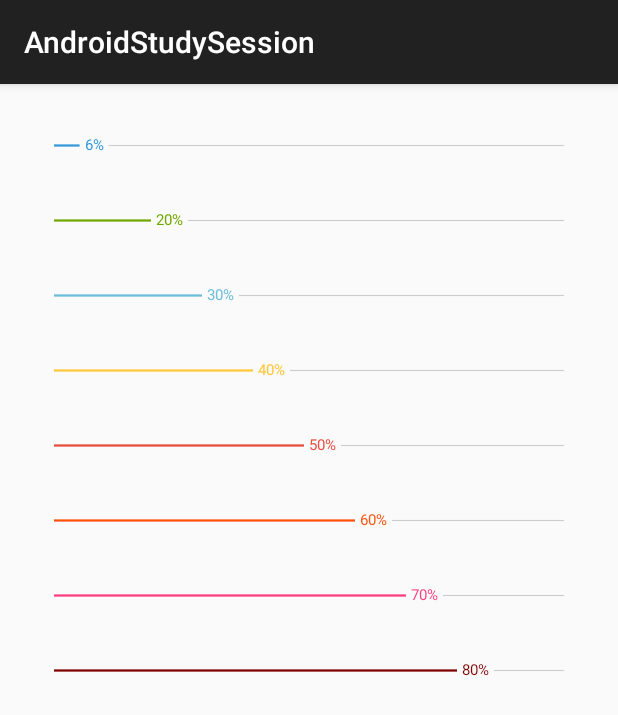
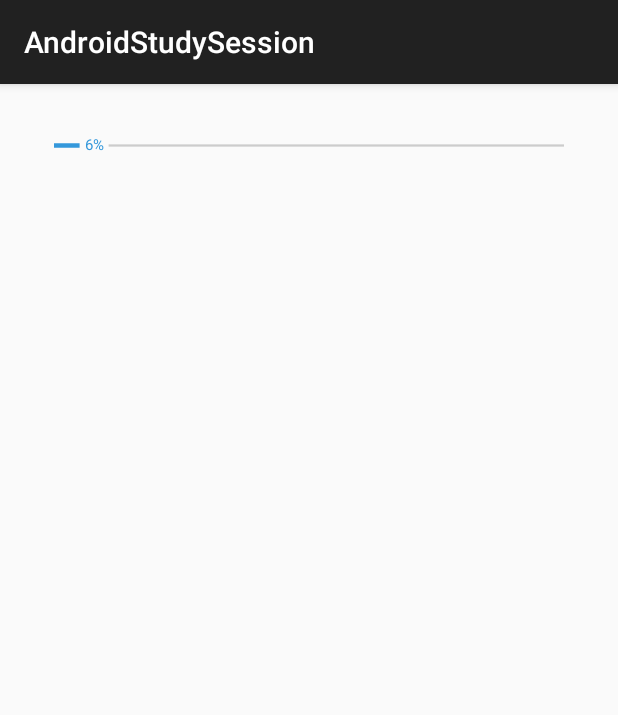
Before and after one commit to rewind927/AndroidStudySession, an Android app: the NumberProgressBarActivity screen opened directly, with no data from a screen before it, on a phone screen of 412 x 824 dp. Shown: the top 715 px of the screen. Run offline under Robolectric (Android 15) with nearby library versions, the phone set to English and light mode, and no system bars.

Commit message:
Modify number progress bar layout

```diff
--- a/NumberProgressBar/src/main/res/layout/activity_numberprogressbar.xml
+++ b/NumberProgressBar/src/main/res/layout/activity_numberprogressbar.xml
@@ -1,4 +1,3 @@
-
 <LinearLayout
 		xmlns:android="http://schemas.android.com/apk/res/android"
 		xmlns:tools="http://schemas.android.com/tools"
@@ -15,67 +14,15 @@
 	<com.daimajia.numberprogressbar.NumberProgressBar
 			android:id="@+id/numberbar1"
 			android:layout_width="wrap_content"
+			android:layout_height="wrap_content"
 			android:padding="20dp"
 			custom:progress="0"
-        style="@style/NumberProgressBar_Default"
-        android:layout_height="wrap_content" />
-
-    <com.daimajia.numberprogressbar.NumberProgressBar
-        android:id="@+id/numberbar2"
-        android:layout_height="wrap_content"
-        android:padding="20dp"
-        custom:progress="20"
-        android:layout_width="match_parent"
-        style="@style/NumberProgressBar_Passing_Green"
-     />
-
-    <com.daimajia.numberprogressbar.NumberProgressBar
-        android:id="@+id/numberbar3"
-        android:layout_margin="20dp"
-        style="@style/NumberProgressBar_Relax_Blue"
-        custom:progress="30"
-        android:layout_height="wrap_content" />
-
-    <com.daimajia.numberprogressbar.NumberProgressBar
-        android:id="@+id/numberbar4"
-        android:layout_width="wrap_content"
-        android:layout_margin="20dp"
-        style="@style/NumberProgressBar_Grace_Yellow"
-        custom:progress="40"
-        android:layout_height="wrap_content" />
-
-
-    <com.daimajia.numberprogressbar.NumberProgressBar
-        android:id="@+id/numberbar5"
-        android:layout_width="wrap_content"
-        android:layout_margin="20dp"
-        custom:progress="50"
-        style="@style/NumberProgressBar_Warning_Red"
-        android:layout_height="wrap_content" />
-
-
-    <com.daimajia.numberprogressbar.NumberProgressBar
-        android:id="@+id/numberbar6"
-        android:layout_width="wrap_content"
-        android:layout_margin="20dp"
-        style="@style/NumberProgressBar_Funny_Orange"
-        custom:progress="60"
-        android:layout_height="wrap_content" />
-
-    <com.daimajia.numberprogressbar.NumberProgressBar
-        android:id="@+id/numberbar7"
-        android:layout_width="wrap_content"
-        android:layout_margin="20dp"
-        style="@style/NumberProgressBar_Beauty_Red"
-        custom:progress="70"
-        android:layout_height="wrap_content" />
-
-    <com.daimajia.numberprogressbar.NumberProgressBar
-        android:id="@+id/numberbar8"
-        android:layout_width="wrap_content"
-        android:layout_margin="20dp"
-        style="@style/NumberProgressBar_Twinkle_Night"
-        custom:progress="80"
-        android:layout_height="wrap_content" />
+			custom:max="100"
+			custom:progress_unreached_color="#CCCCCC"
+			custom:progress_reached_color="#3498DB"
+			custom:progress_text_size="10sp"
+			custom:progress_text_color="#3498DB"
+			custom:progress_reached_bar_height="3dp"
+			custom:progress_unreached_bar_height="1.5dp"/>
 
 </LinearLayout>
--- a/NumberProgressBar/src/main/res/values/styles.xml
+++ /dev/null
@@ -1,132 +0,0 @@
-<?xml version="1.0" encoding="utf-8"?>
-<resources>
-    <style name="NumberProgressBar_Default">
-        <item name="android:layout_height">wrap_content</item>
-        <item name="android:layout_width">match_parent</item>
-
-        <item name="max">100</item>
-        <item name="progress">0</item>
-
-        <item name="progress_unreached_color">#CCCCCC</item>
-        <item name="progress_reached_color">#3498DB</item>
-
-        <item name="progress_text_size">10sp</item>
-        <item name="progress_text_color">#3498DB</item>
-
-        <item name="progress_reached_bar_height">1.5dp</item>
-        <item name="progress_unreached_bar_height">0.75dp</item>
-    </style>
-
-    <style name="NumberProgressBar_Passing_Green">
-        <item name="android:layout_height">wrap_content</item>
-        <item name="android:layout_width">match_parent</item>
-
-        <item name="max">100</item>
-        <item name="progress">0</item>
-
-        <item name="progress_unreached_color">#CCCCCC</item>
-        <item name="progress_reached_color">#70A800</item>
-
-        <item name="progress_text_size">10sp</item>
-        <item name="progress_text_color">#70A800</item>
-
-        <item name="progress_reached_bar_height">1.5dp</item>
-        <item name="progress_unreached_bar_height">0.75dp</item>
-    </style>
-
-    <style name="NumberProgressBar_Beauty_Red">
-        <item name="android:layout_height">wrap_content</item>
-        <item name="android:layout_width">match_parent</item>
-
-        <item name="max">100</item>
-        <item name="progress">0</item>
-
-        <item name="progress_unreached_color">#CCCCCC</item>
-        <item name="progress_reached_color">#FF3D7F</item>
-        <item name="progress_text_size">10sp</item>
-        <item name="progress_text_color">#FF3D7F</item>
-
-        <item name="progress_reached_bar_height">1.5dp</item>
-        <item name="progress_unreached_bar_height">0.75dp</item>
-    </style>
-
-    <style name="NumberProgressBar_Warning_Red">
-        <item name="android:layout_height">wrap_content</item>
-        <item name="android:layout_width">match_parent</item>
-
-        <item name="max">100</item>
-        <item name="progress">0</item>
-
-        <item name="progress_unreached_color">#CCCCCC</item>
-        <item name="progress_reached_color">#E74C3C</item>
-        <item name="progress_text_size">10sp</item>
-        <item name="progress_text_color">#E74C3C</item>
-
-        <item name="progress_reached_bar_height">1.5dp</item>
-        <item name="progress_unreached_bar_height">0.75dp</item>
-    </style>
-
-    <style name="NumberProgressBar_Relax_Blue">
-        <item name="android:layout_height">wrap_content</item>
-        <item name="android:layout_width">match_parent</item>
-
-        <item name="max">100</item>
-        <item name="progress">0</item>
-
-        <item name="progress_unreached_color">#CCCCCC</item>
-        <item name="progress_reached_color">#6DBCDB</item>
-        <item name="progress_text_size">10sp</item>
-        <item name="progress_text_color">#6DBCDB</item>
-
-        <item name="progress_reached_bar_height">1.5dp</item>
-        <item name="progress_unreached_bar_height">0.75dp</item>
-    </style>
-
-    <style name="NumberProgressBar_Grace_Yellow">
-        <item name="android:layout_height">wrap_content</item>
-        <item name="android:layout_width">match_parent</item>
-
-        <item name="max">100</item>
-        <item name="progress">0</item>
-
-        <item name="progress_unreached_color">#CCCCCC</item>
-        <item name="progress_reached_color">#FFC73B</item>
-        <item name="progress_text_size">10sp</item>
-        <item name="progress_text_color">#FFC73B</item>
-
-        <item name="progress_reached_bar_height">1.5dp</item>
-        <item name="progress_unreached_bar_height">0.75dp</item>
-    </style>
-
-    <style name="NumberProgressBar_Funny_Orange">
-        <item name="android:layout_height">wrap_content</item>
-        <item name="android:layout_width">match_parent</item>
-
-        <item name="max">100</item>
-        <item name="progress">0</item>
-
-        <item name="progress_unreached_color">#CCCCCC</item>
-        <item name="progress_reached_color">#FF530D</item>
-        <item name="progress_text_size">10sp</item>
-        <item name="progress_text_color">#FF530D</item>
-
-        <item name="progress_reached_bar_height">1.5dp</item>
-        <item name="progress_unreached_bar_height">0.75dp</item>
-    </style>
-
-    <style name="NumberProgressBar_Twinkle_Night">
-        <item name="android:layout_height">wrap_content</item>
-        <item name="android:layout_width">match_parent</item>
-
-        <item name="max">100</item>
-        <item name="progress">0</item>
-
-        <item name="progress_unreached_color">#CCCCCC</item>
-        <item name="progress_reached_color">#7F0000</item>
-        <item name="progress_text_size">10sp</item>
-        <item name="progress_text_color">#7F0000</item>
-
-        <item name="progress_reached_bar_height">1.5dp</item>
-        <item name="progress_unreached_bar_height">0.75dp</item>
-    </style>
-</resources>
```
Also changed, not shown: NumberProgressBar/src/main/res/drawable/progress_primary.9.png (added), NumberProgressBar/src/main/res/drawable/progress_secondary.9.png (added). Lines whose indentation alone changed are shown as unchanged.
